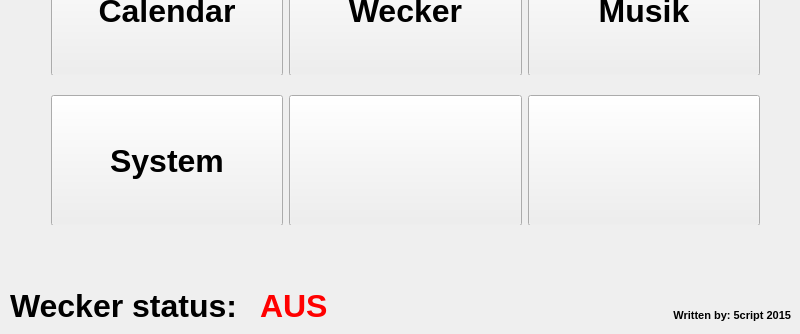
Before: the Qt Designer form mainwindow.ui in heradon/shima, drawn with Qt 5; both pictures show x 0 to 800 and y 146 to 480 of the 800 by 480 pixel window.
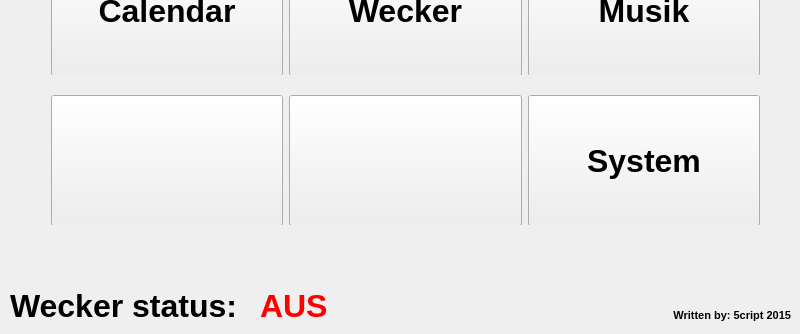
After: the same form once the commit is applied.

Commit message: System moved to the last button

Patch:
```diff
--- a/mainwindow.ui
+++ b/mainwindow.ui
@@ -198,35 +198,6 @@
      </rect>
     </property>
     <layout class="QHBoxLayout" name="horizontalLayout_2">
-     <item>
-      <widget class="QPushButton" name="system_menu">
-       <property name="minimumSize">
-        <size>
-         <width>0</width>
-         <height>131</height>
-        </size>
-       </property>
-       <property name="font">
-        <font>
-         <pointsize>24</pointsize>
-         <weight>75</weight>
-         <bold>true</bold>
-        </font>
-       </property>
-       <property name="autoFillBackground">
-        <bool>false</bool>
-       </property>
-       <property name="styleSheet">
-        <string notr="true"/>
-       </property>
-       <property name="text">
-        <string>System</string>
-       </property>
-       <property name="flat">
-        <bool>false</bool>
-       </property>
-      </widget>
-     </item>
      <item>
       <widget class="QPushButton" name="none">
        <property name="minimumSize">
@@ -285,6 +256,35 @@
        </property>
       </widget>
      </item>
+     <item>
+      <widget class="QPushButton" name="system_menu">
+       <property name="minimumSize">
+        <size>
+         <width>0</width>
+         <height>131</height>
+        </size>
+       </property>
+       <property name="font">
+        <font>
+         <pointsize>24</pointsize>
+         <weight>75</weight>
+         <bold>true</bold>
+        </font>
+       </property>
+       <property name="autoFillBackground">
+        <bool>false</bool>
+       </property>
+       <property name="styleSheet">
+        <string notr="true"/>
+       </property>
+       <property name="text">
+        <string>System</string>
+       </property>
+       <property name="flat">
+        <bool>false</bool>
+       </property>
+      </widget>
+     </item>
     </layout>
    </widget>
    <widget class="QLabel" name="copyRightLabel">
```
